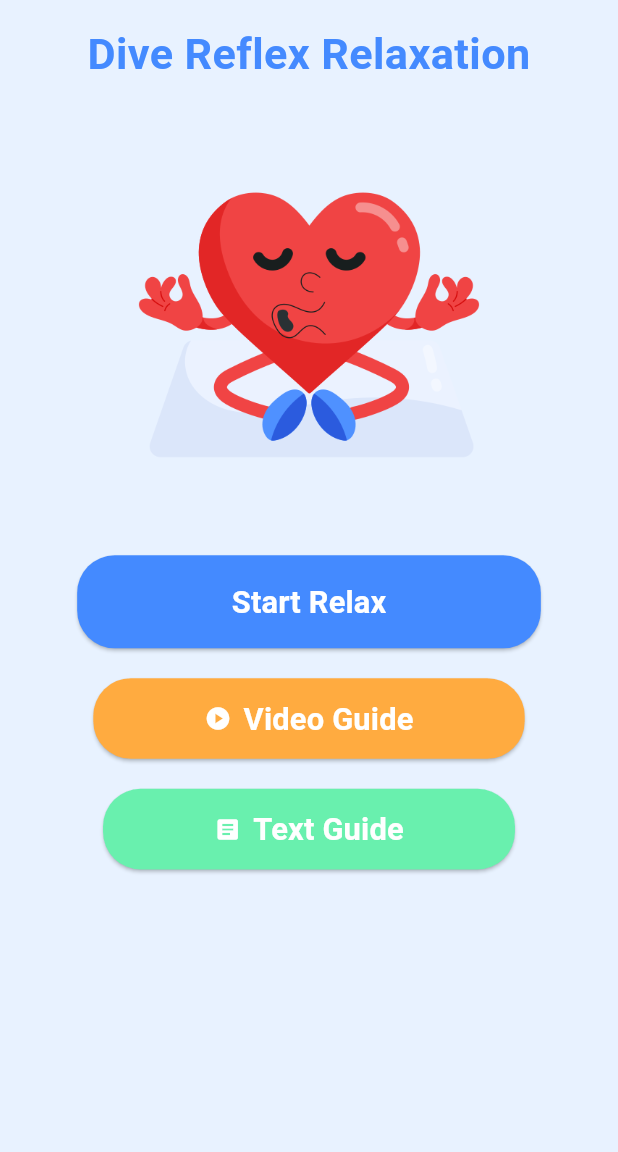
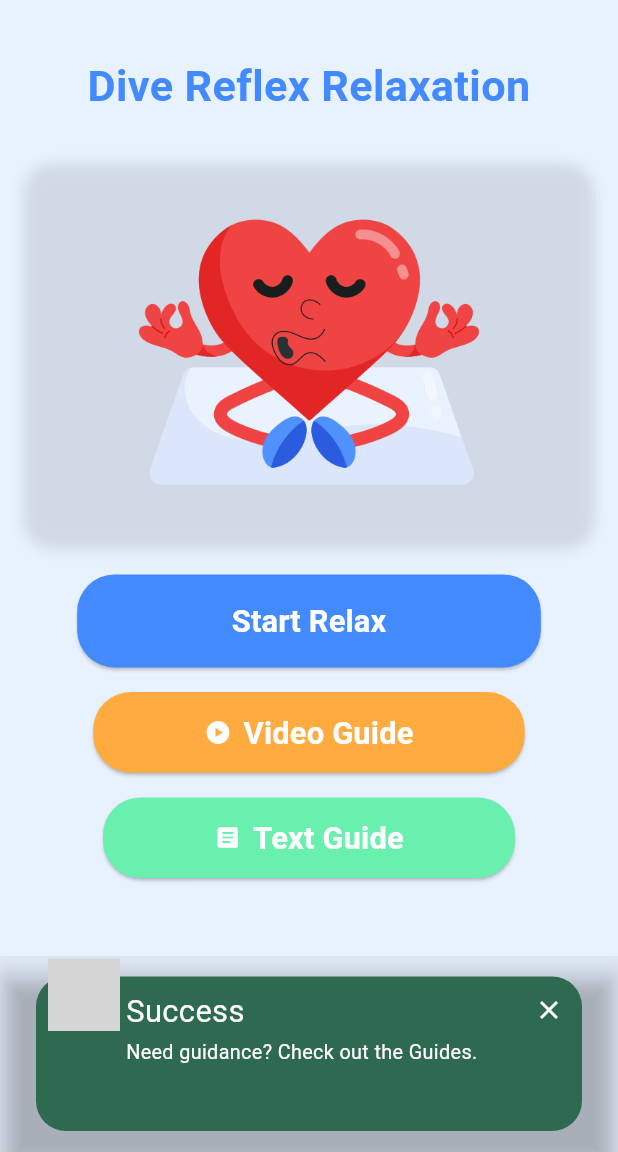
Before and after one commit to riyajidevindu/BeMA_App_V2, a Flutter app: the DiveReflexScreen screen opened by its route, on a phone screen of 412 x 824 dp, the part 84-1236 px from its top. Run offline on Flutter 3.47's test engine with Material 3 defaults, Android fonts, the phone set to English and light mode, and no system bars; drawn by our look-alikes of awesome_snackbar_content; our stand-ins replace cloud_firestore, connectivity_plus, custom_navigation_bar, firebase_auth, firebase_core, firebase_storage and 4 more; missing offline and left inert: model_viewer_plus, record; accounts and stored records are empty; statements that could not run were skipped; grey boxes are pictures that could not be loaded.

Commit message:
Add success snackbar message and enhance DiveReflexScreen layout with responsive design

```diff
--- a/bema_application/lib/features/dive_reflex/screens/dive_reflex_screen.dart
+++ b/bema_application/lib/features/dive_reflex/screens/dive_reflex_screen.dart
@@ -1,5 +1,6 @@
 import 'package:bema_application/common/config/colors.dart';
 import 'package:bema_application/common/widgets/app_bar.dart';
+import 'package:bema_application/common/widgets/snackbar%20messages/snackbar_message.dart';
 import 'package:flutter/material.dart';
 import 'start_relax_screen.dart';
 import 'text_guide_screen.dart';
@@ -13,18 +14,30 @@ class DiveReflexScreen extends StatelessWidget {
     final screenWidth = MediaQuery.of(context).size.width;
     final screenHeight = MediaQuery.of(context).size.height;
 
+
+    WidgetsBinding.instance.addPostFrameCallback((_) {
+      Future.delayed(const Duration(seconds: 1), () {
+        showSuccessSnackBarMessage(
+          context,
+          "Need guidance? Check out the Guides.",
+        );
+      });
+    });
+
     return Scaffold(
       appBar: AppBar(
         backgroundColor: backgroundColor,
         title: const CustomAppBar(showBackButton: true),
-        automaticallyImplyLeading: false
+        automaticallyImplyLeading: false,
       ),
-      body: Column(
+      body: SingleChildScrollView(
+        padding: EdgeInsets.all(screenWidth * 0.05),
+        child: Column(
           crossAxisAlignment: CrossAxisAlignment.center,
           children: [
             // Title Section
             Padding(
-            padding: const EdgeInsets.all(16.0),
+              padding: EdgeInsets.all(screenWidth * 0.04),
               child: Text(
                 "Dive Reflex Relaxation",
                 style: TextStyle(
@@ -35,23 +48,32 @@ class DiveReflexScreen extends StatelessWidget {
                 textAlign: TextAlign.center,
               ),
             ),
-          const SizedBox(height: 20),
+            SizedBox(height: screenHeight * 0.02),
 
             // Illustration for Dive Reflex
             Container(
               height: screenHeight * 0.3,
-            decoration: const BoxDecoration(
-              image: DecorationImage(
+              decoration: BoxDecoration(
+                borderRadius: BorderRadius.circular(screenWidth * 0.05),
+                boxShadow: [
+                  BoxShadow(
+                    color: Colors.black.withOpacity(0.1),
+                    spreadRadius: 5,
+                    blurRadius: 7,
+                    offset: const Offset(0, 3),
+                  ),
+                ],
+                image: const DecorationImage(
                   image: AssetImage("assets/meditation.png"),
                   fit: BoxFit.contain,
                 ),
               ),
             ),
-          const SizedBox(height: 30),
+            SizedBox(height: screenHeight * 0.03),
 
             // Buttons Section
             Padding(
-            padding: const EdgeInsets.symmetric(horizontal: 20.0),
+              padding: EdgeInsets.symmetric(horizontal: screenWidth * 0.05),
               child: Column(
                 children: [
                   // Start Relax Button
@@ -83,7 +105,7 @@ class DiveReflexScreen extends StatelessWidget {
                       ),
                     ),
                   ),
-                const SizedBox(height: 20),
+                  SizedBox(height: screenHeight * 0.02),
 
                   // Video Guide Button
                   ElevatedButton.icon(
@@ -115,8 +137,9 @@ class DiveReflexScreen extends StatelessWidget {
                       ),
                     ),
                   ),
-                const SizedBox(height: 20),
+                  SizedBox(height: screenHeight * 0.02),
 
+                  // Text Guide Button
                   ElevatedButton.icon(
                     onPressed: () {
                       Navigator.push(
@@ -151,6 +174,7 @@ class DiveReflexScreen extends StatelessWidget {
             ),
           ],
         ),
+      ),
     );
   }
 }
```
Lines whose indentation alone changed are shown as unchanged.
